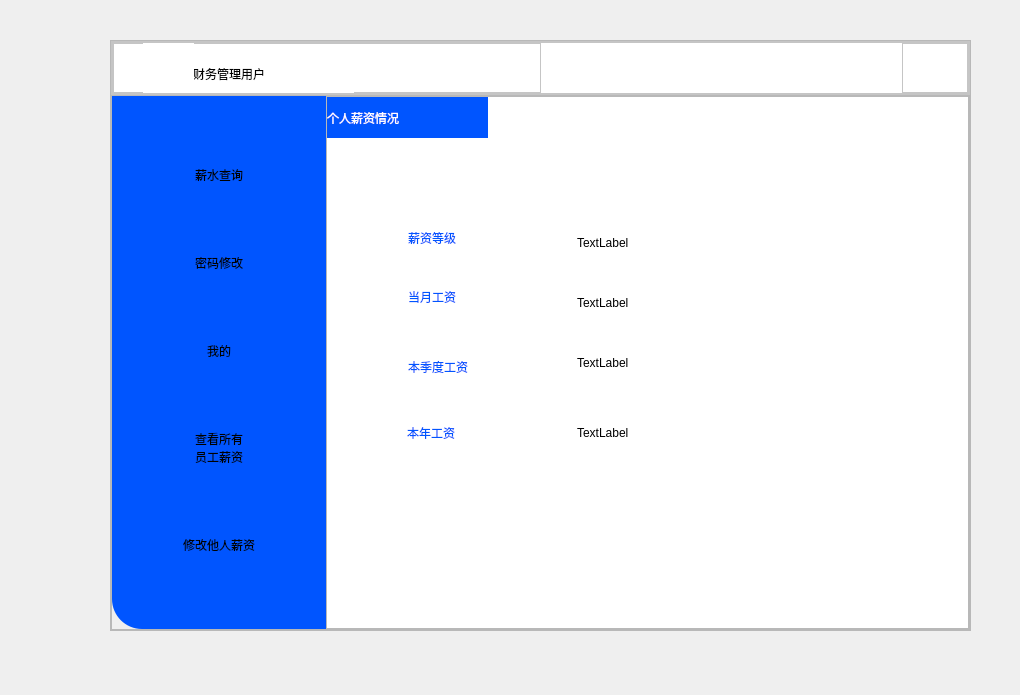
Old version of the form Finance_interface.ui in the repository explore-liu/financial-management-system.
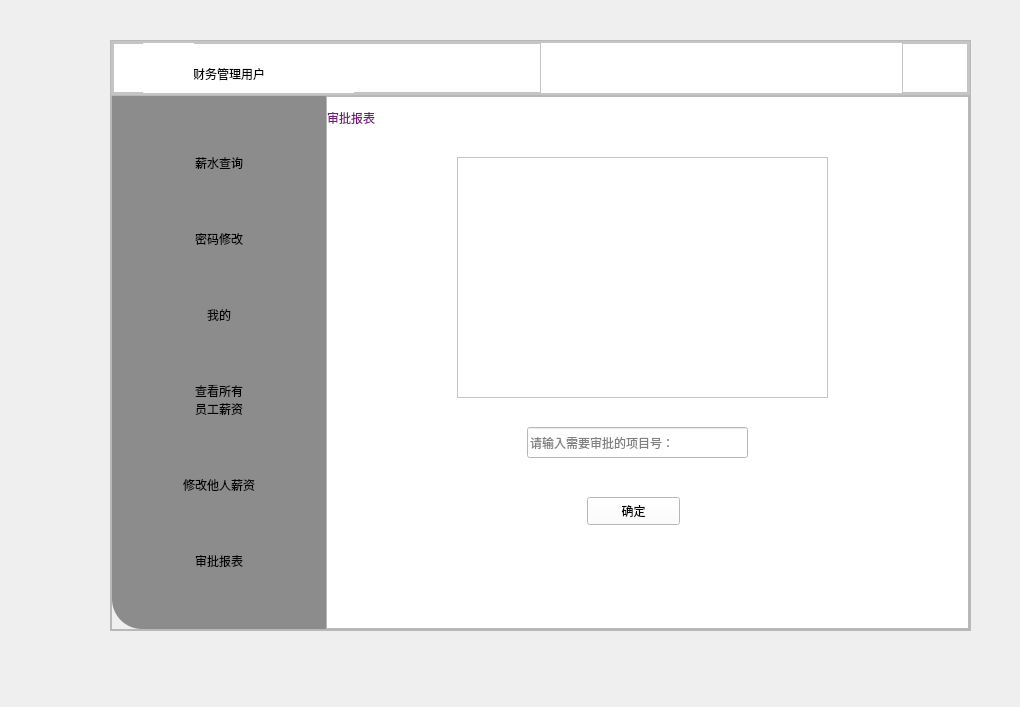
New version of the form. The open tabs and pages were chosen to show the change. Icons and pictures are not drawn.

Patch:
```diff
--- a/Finance_interface.ui
+++ b/Finance_interface.ui
@@ -7,7 +7,7 @@
     <x>0</x>
     <y>0</y>
     <width>1020</width>
-    <height>695</height>
+    <height>707</height>
    </rect>
   </property>
   <property name="windowTitle">
@@ -267,11 +267,9 @@
            </sizepolicy>
           </property>
           <property name="styleSheet">
-           <string notr="true">background-color: rgb(0, 85, 255);
-;
-border-bottom-left-radius:30px
+           <string notr="true">background-color: rgb(140,140, 140);
 
-    </string>
+border-bottom-left-radius:30px;</string>
           </property>
           <property name="frameShape">
            <enum>QFrame::StyledPanel</enum>
@@ -380,6 +378,22 @@
              </property>
             </widget>
            </item>
+           <item>
+            <widget class="QPushButton" name="pushButton_Check">
+             <property name="styleSheet">
+              <string notr="true">font: 18pt &quot;Algerian&quot;;
+color: rgb(255, 255, 255);
+pressed{
+	padding-left:5px;
+	padding-top:5px;
+}
+</string>
+             </property>
+             <property name="text">
+              <string>审批报表</string>
+             </property>
+            </widget>
+           </item>
           </layout>
          </widget>
         </item>
@@ -653,10 +667,9 @@
                 </rect>
                </property>
                <property name="styleSheet">
-                <string notr="true">
-font: 15pt &quot;Algerian&quot;;
-color: rgb(255, 255, 255);
-background-color: rgb(0, 85, 255);</string>
+                <string notr="true">font: 16pt &quot;Algerian&quot;;
+color: rgb(116, 27, 124);
+background-color: rgb(255, 255, 255);</string>
                </property>
                <property name="text">
                 <string>个人薪资情况</string>
@@ -1105,6 +1118,62 @@
                </widget>
               </widget>
              </widget>
+             <widget class="QWidget" name="page_cleck">
+              <widget class="QTableWidget" name="tableWidget_2">
+               <property name="geometry">
+                <rect>
+                 <x>130</x>
+                 <y>60</y>
+                 <width>371</width>
+                 <height>241</height>
+                </rect>
+               </property>
+              </widget>
+              <widget class="QLineEdit" name="lineEdit_num_2">
+               <property name="geometry">
+                <rect>
+                 <x>200</x>
+                 <y>330</y>
+                 <width>221</width>
+                 <height>31</height>
+                </rect>
+               </property>
+               <property name="placeholderText">
+                <string>请输入需要审批的项目号：</string>
+               </property>
+              </widget>
+              <widget class="QPushButton" name="pushButton_4">
+               <property name="geometry">
+                <rect>
+                 <x>260</x>
+                 <y>400</y>
+                 <width>93</width>
+                 <height>28</height>
+                </rect>
+               </property>
+               <property name="text">
+                <string>确定</string>
+               </property>
+              </widget>
+              <widget class="QLabel" name="label_55">
+               <property name="geometry">
+                <rect>
+                 <x>0</x>
+                 <y>0</y>
+                 <width>111</width>
+                 <height>41</height>
+                </rect>
+               </property>
+               <property name="styleSheet">
+                <string notr="true">font: 16pt &quot;Algerian&quot;;
+color: rgb(116, 27, 124);
+background-color: rgb(255, 255, 255);</string>
+               </property>
+               <property name="text">
+                <string>审批报表</string>
+               </property>
+              </widget>
+             </widget>
             </widget>
            </item>
           </layout>
```
Left out of the diff: 28 changed lines with no effect on the pictures.
